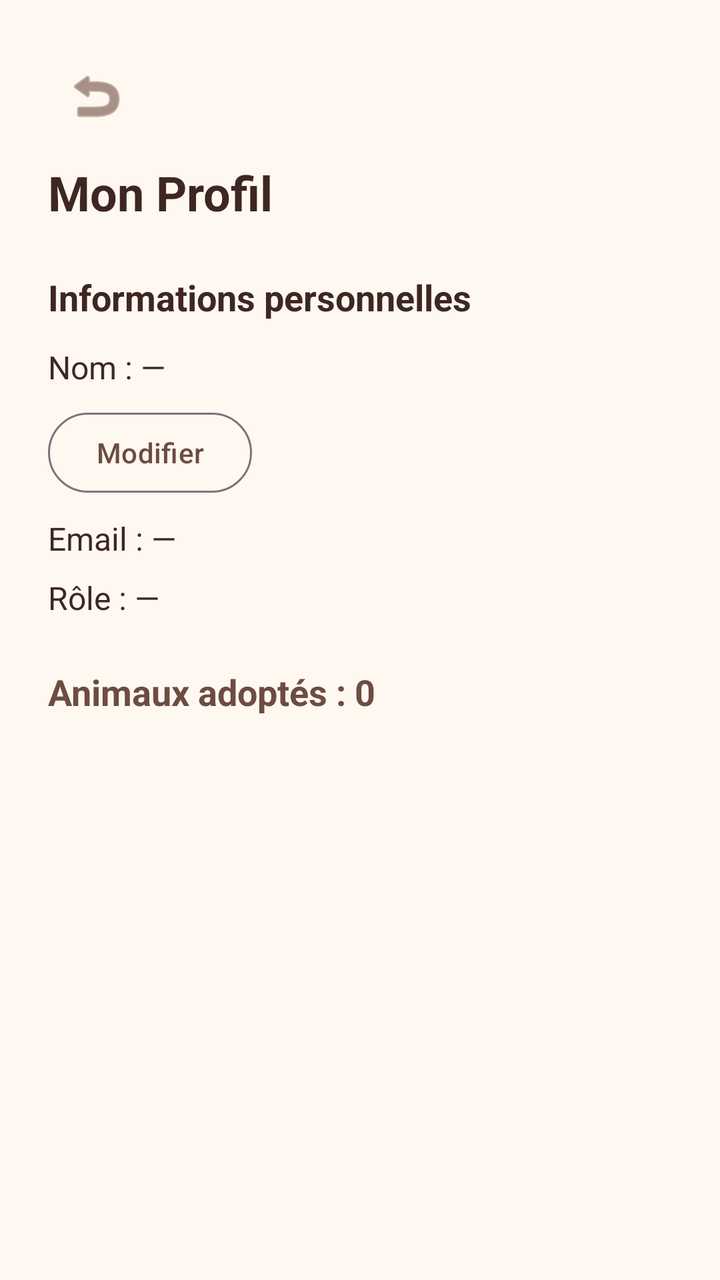
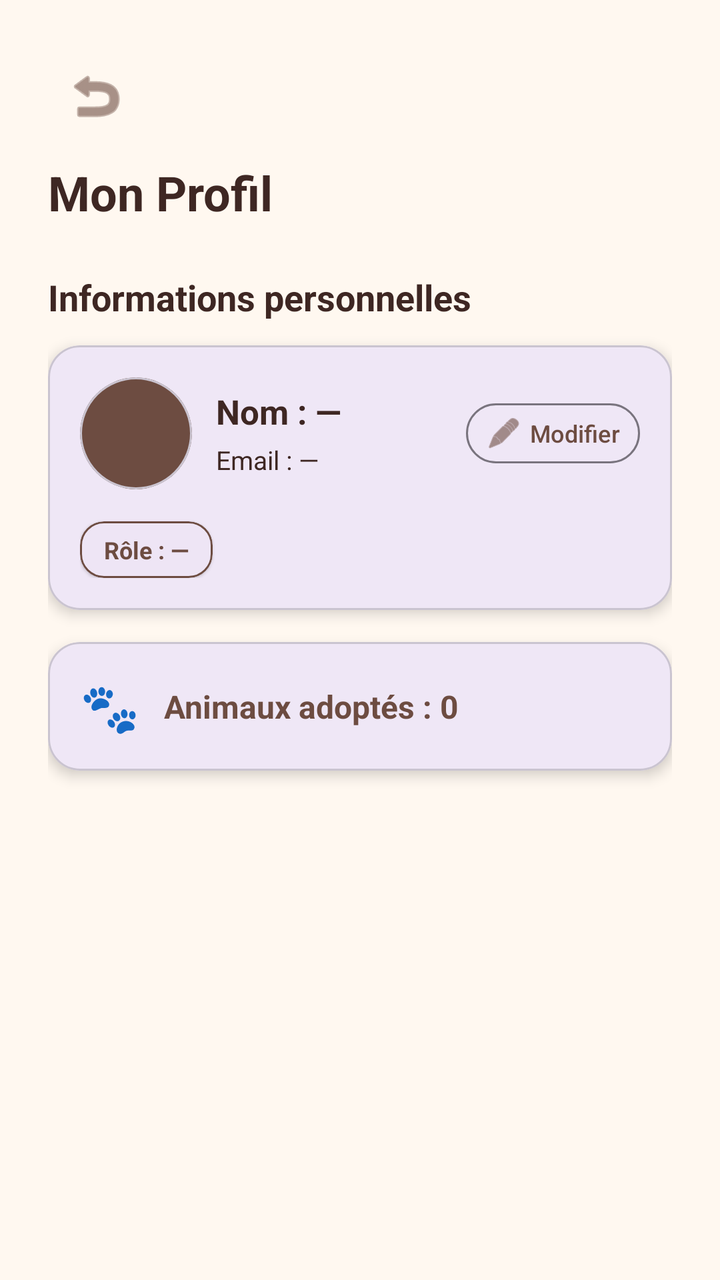

Compare the two renders of this Android layout. The source of the first and the diff that turns it into the second are given below.
<!-- AndroidManifest.xml: application theme Theme.WorkshopPetShelter -->
<!-- res/layout/activity_profile.xml -->
<ScrollView xmlns:android="http://schemas.android.com/apk/res/android"
    xmlns:app="http://schemas.android.com/apk/res-auto"
    android:layout_width="match_parent"
    android:layout_height="match_parent"
    android:background="@color/app_background"
    android:fillViewport="true">

    <LinearLayout
        android:layout_width="match_parent"
        android:layout_height="wrap_content"
        android:orientation="vertical"
        android:padding="24dp">

        
        <ImageButton
            android:id="@+id/btnBack"
            android:layout_width="48dp"
            android:layout_height="48dp"
            android:background="?attr/selectableItemBackgroundBorderless"
            android:contentDescription="@string/back"
            android:src="@android:drawable/ic_menu_revert"
            app:tint="@color/accent" />

        <TextView
            android:layout_width="match_parent"
            android:layout_height="wrap_content"
            android:layout_marginTop="8dp"
            android:text="@string/profile"
            android:textColor="@color/text_primary"
            android:textSize="24sp"
            android:textStyle="bold" />

        <TextView
            android:layout_width="match_parent"
            android:layout_height="wrap_content"
            android:layout_marginTop="24dp"
            android:text="@string/profile_info_title"
            android:textColor="@color/text_primary"
            android:textSize="18sp"
            android:textStyle="bold" />

        <TextView
            android:id="@+id/tvProfileName"
            android:layout_width="match_parent"
            android:layout_height="wrap_content"
            android:layout_marginTop="12dp"
            android:text="@string/profile_name_placeholder"
            android:textColor="@color/text_primary"
            android:textSize="16sp" />

        
        <com.google.android.material.button.MaterialButton
            android:id="@+id/btnEditName"
            style="@style/Widget.Material3.Button.OutlinedButton"
            android:layout_width="wrap_content"
            android:layout_height="wrap_content"
            android:layout_marginTop="8dp"
            android:text="@string/edit"
            android:textColor="@color/accent" />

        <TextView
            android:id="@+id/tvProfileEmail"
            android:layout_width="match_parent"
            android:layout_height="wrap_content"
            android:layout_marginTop="8dp"
            android:text="@string/profile_email_placeholder"
            android:textColor="@color/text_primary"
            android:textSize="16sp" />

        <TextView
            android:id="@+id/tvProfileRole"
            android:layout_width="match_parent"
            android:layout_height="wrap_content"
            android:layout_marginTop="8dp"
            android:text="@string/profile_role_placeholder"
            android:textColor="@color/text_primary"
            android:textSize="16sp" />

        <TextView
            android:id="@+id/tvAdoptedCount"
            android:layout_width="match_parent"
            android:layout_height="wrap_content"
            android:layout_marginTop="24dp"
            android:text="@string/profile_adopted_placeholder"
            android:textColor="@color/accent"
            android:textSize="18sp"
            android:textStyle="bold" />

    </LinearLayout>

</ScrollView>
<!-- resources referenced by this layout -->
<resources>
  <color name="accent">#6D4C41</color>
  <color name="app_background">#FFF8F0</color>
  <color name="text_primary">#3E2723</color>
  <string name="back">Retour</string>
  <string name="edit">Modifier</string>
  <string name="profile">Mon Profil</string>
  <string name="profile_adopted_placeholder">Animaux adoptés : 0</string>
  <string name="profile_email_placeholder">Email : —</string>
  <string name="profile_info_title">Informations personnelles</string>
  <string name="profile_name_placeholder">Nom : —</string>
  <string name="profile_role_placeholder">Rôle : —</string>
  <style name="Theme.WorkshopPetShelter" parent="Theme.Material3.DayNight.NoActionBar" />
</resources>

<!-- the commit's change to res/layout/activity_profile.xml (unified diff, before → after) -->
@@ -39,52 +39,165 @@
             android:textSize="18sp"
             android:textStyle="bold" />
 
-        <TextView
-            android:id="@+id/tvProfileName"
+        
+        <com.google.android.material.card.MaterialCardView
             android:layout_width="match_parent"
             android:layout_height="wrap_content"
             android:layout_marginTop="12dp"
-            android:text="@string/profile_name_placeholder"
-            android:textColor="@color/text_primary"
-            android:textSize="16sp" />
+            app:cardBackgroundColor="?attr/colorSurface"
+            app:cardCornerRadius="16dp"
+            app:cardElevation="4dp">
+
+            <LinearLayout
+                android:layout_width="match_parent"
+                android:layout_height="wrap_content"
+                android:orientation="vertical"
+                android:padding="16dp">
+
+                <LinearLayout
+                    android:layout_width="match_parent"
+                    android:layout_height="wrap_content"
+                    android:gravity="center_vertical"
+                    android:orientation="horizontal">
+
+                    
+                    <com.google.android.material.card.MaterialCardView
+                        android:layout_width="56dp"
+                        android:layout_height="56dp"
+                        android:contentDescription="@string/user"
+                        app:cardBackgroundColor="@color/accent"
+                        app:cardCornerRadius="28dp"
+                        app:cardElevation="0dp">
+
+                        <TextView
+                            android:id="@+id/tvAvatarInitial"
+                            android:layout_width="match_parent"
+                            android:layout_height="match_parent"
+                            android:gravity="center"
+                            android:importantForAccessibility="no"
+                            android:textColor="@android:color/white"
+                            android:textSize="22sp"
+                            android:textStyle="bold" />
+
+                    </com.google.android.material.card.MaterialCardView>
+
+                    <LinearLayout
+                        android:layout_width="0dp"
+                        android:layout_height="wrap_content"
+                        android:layout_marginStart="12dp"
+                        android:layout_weight="1"
+                        android:orientation="vertical">
+
+                        <TextView
+                            android:id="@+id/tvProfileName"
+                            android:layout_width="match_parent"
+                            android:layout_height="wrap_content"
+                            android:text="@string/profile_name_placeholder"
+                            android:textColor="@color/text_primary"
+                            android:textSize="17sp"
+                            android:textStyle="bold" />
+
+                        <TextView
+                            android:id="@+id/tvProfileEmail"
+                            android:layout_width="match_parent"
+                            android:layout_height="wrap_content"
+                            android:layout_marginTop="4dp"
+                            android:text="@string/profile_email_placeholder"
+                            android:textColor="@color/text_primary"
+                            android:textSize="13sp" />
+
+                    </LinearLayout>
+
+                    
+                    <com.google.android.material.button.MaterialButton
+                        android:id="@+id/btnEditName"
+                        style="@style/Widget.Material3.Button.OutlinedButton"
+                        android:layout_width="wrap_content"
+                        android:layout_height="wrap_content"
+                        android:layout_marginStart="8dp"
+                        android:insetBottom="0dp"
+                        android:insetTop="0dp"
+                        android:minHeight="0dp"
+                        android:minWidth="0dp"
+                        android:paddingStart="10dp"
+                        android:paddingEnd="10dp"
+                        android:text="@string/edit"
+                        android:textColor="@color/accent"
+                        android:textSize="12sp"
+                        app:icon="@android:drawable/ic_menu_edit"
+                        app:iconPadding="4dp"
+                        app:iconSize="18dp"
+                        app:iconTint="@color/accent" />
+
+                </LinearLayout>
+
+                
+                <com.google.android.material.card.MaterialCardView
+                    android:layout_width="wrap_content"
+                    android:layout_height="wrap_content"
+                    android:layout_marginTop="16dp"
+                    app:cardBackgroundColor="?attr/colorSurface"
+                    app:cardCornerRadius="12dp"
+                    app:cardElevation="1dp"
+                    app:strokeColor="@color/accent"
+                    app:strokeWidth="1dp">
+
+                    <TextView
+                        android:id="@+id/tvProfileRole"
+                        android:layout_width="wrap_content"
+                        android:layout_height="wrap_content"
+                        android:paddingStart="12dp"
+                        android:paddingTop="6dp"
+                        android:paddingEnd="12dp"
+                        android:paddingBottom="6dp"
+                        android:text="@string/profile_role_placeholder"
+                        android:textColor="@color/accent"
+                        android:textSize="12sp"
+                        android:textStyle="bold" />
+
+                </com.google.android.material.card.MaterialCardView>
+
+            </LinearLayout>
+
+        </com.google.android.material.card.MaterialCardView>
 
         
-        <com.google.android.material.button.MaterialButton
-            android:id="@+id/btnEditName"
-            style="@style/Widget.Material3.Button.OutlinedButton"
-            android:layout_width="wrap_content"
-            android:layout_height="wrap_content"
-            android:layout_marginTop="8dp"
-            android:text="@string/edit"
-            android:textColor="@color/accent" />
-
-        <TextView
-            android:id="@+id/tvProfileEmail"
-            android:layout_width="match_parent"
-            android:layout_height="wrap_content"
-            android:layout_marginTop="8dp"
-            android:text="@string/profile_email_placeholder"
-            android:textColor="@color/text_primary"
-            android:textSize="16sp" />
-
-        <TextView
-            android:id="@+id/tvProfileRole"
-            android:layout_width="match_parent"
-            android:layout_height="wrap_content"
-            android:layout_marginTop="8dp"
-            android:text="@string/profile_role_placeholder"
-            android:textColor="@color/text_primary"
-            android:textSize="16sp" />
-
-        <TextView
-            android:id="@+id/tvAdoptedCount"
-            android:layout_width="match_parent"
-            android:layout_height="wrap_content"
-            android:layout_marginTop="24dp"
-            android:text="@string/profile_adopted_placeholder"
-            android:textColor="@color/accent"
-            android:textSize="18sp"
-            android:textStyle="bold" />
+        <com.google.android.material.card.MaterialCardView
+            android:layout_width="match_parent"
+            android:layout_height="wrap_content"
+            android:layout_marginTop="16dp"
+            app:cardBackgroundColor="?attr/colorSurface"
+            app:cardCornerRadius="16dp"
+            app:cardElevation="4dp">
+
+            <LinearLayout
+                android:layout_width="match_parent"
+                android:layout_height="wrap_content"
+                android:gravity="center_vertical"
+                android:orientation="horizontal"
+                android:padding="16dp">
+
+                <TextView
+                    android:layout_width="wrap_content"
+                    android:layout_height="wrap_content"
+                    android:importantForAccessibility="no"
+                    android:text="@string/pet_emoji"
+                    android:textSize="24sp" />
+
+                <TextView
+                    android:id="@+id/tvAdoptedCount"
+                    android:layout_width="0dp"
+                    android:layout_height="wrap_content"
+                    android:layout_marginStart="12dp"
+                    android:layout_weight="1"
+                    android:text="@string/profile_adopted_placeholder"
+                    android:textColor="@color/accent"
+                    android:textSize="16sp"
+                    android:textStyle="bold" />
+
+            </LinearLayout>
+
+        </com.google.android.material.card.MaterialCardView>
 
     </LinearLayout>
 
<!-- resource entries referenced after the edit -->
@@ -5,12 +5,14 @@
   <color name="text_primary">#3E2723</color>
   <string name="back">Retour</string>
   <string name="edit">Modifier</string>
+  <string name="pet_emoji">🐾</string>
   <string name="profile">Mon Profil</string>
   <string name="profile_adopted_placeholder">Animaux adoptés : 0</string>
   <string name="profile_email_placeholder">Email : —</string>
   <string name="profile_info_title">Informations personnelles</string>
   <string name="profile_name_placeholder">Nom : —</string>
   <string name="profile_role_placeholder">Rôle : —</string>
+  <string name="user">Utilisateur</string>
   <style name="Theme.WorkshopPetShelter" parent="Theme.Material3.DayNight.NoActionBar" />
 </resources>
 
